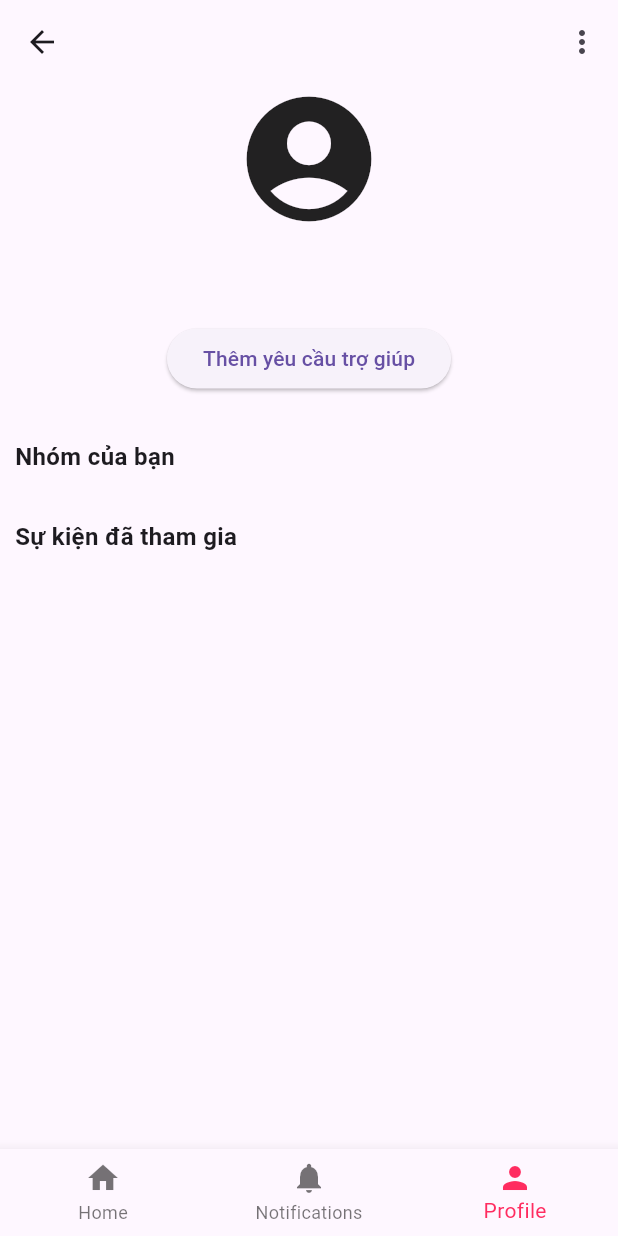
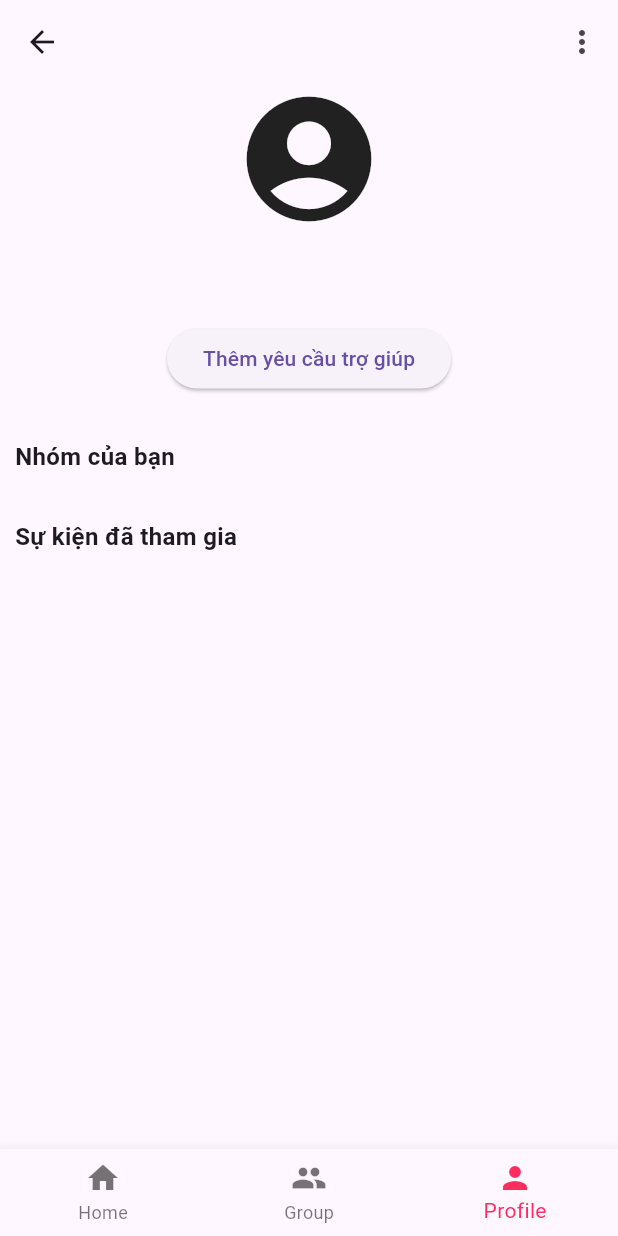
Before and after one commit to chung080702/multiplatform-frontend, a Flutter app: the ProfilePage screen opened directly, on a phone screen of 412 x 824 dp. Run offline on Flutter 3.47's test engine with Material 3 defaults, Android fonts, the phone set to English and light mode, and no system bars; our stand-ins replace flutter_svg, get, shared_preferences; accounts and stored records are empty; network calls fail.

Commit message:
feat: update

```diff
--- a/lib/screens/Home/home.index.dart
+++ b/lib/screens/Home/home.index.dart
@@ -1,5 +1,6 @@
 import 'package:get/get.dart';
 import 'package:flutter/material.dart';
+import 'package:multiplatform_app/screens/Group/group.list.dart';
 import 'package:multiplatform_app/screens/Profile/profile.index.dart';
 import 'package:multiplatform_app/utils/color.dart';
 import 'package:multiplatform_app/widgets/event_card_list/event_card_list.index.dart';
@@ -11,7 +12,10 @@ class HomePage extends StatelessWidget {
     return Scaffold(
       bottomNavigationBar: BottomNavigationBar(
           onTap: (index) {
-            if (index == 2) {
+            if (index == 1) {
+              Get.to(Groups());
+            }
+            else if (index == 2) {
               Get.to(ProfilePage());
             }
           },
@@ -20,7 +24,7 @@ class HomePage extends StatelessWidget {
           items: [
             BottomNavigationBarItem(icon: Icon(Icons.home), label: 'Home'),
             BottomNavigationBarItem(
-                icon: Icon(Icons.notifications), label: 'Notifications'),
+                icon: Icon(Icons.group), label: 'Group'),
             BottomNavigationBarItem(icon: Icon(Icons.person), label: 'Profile'),
           ]
       ),
--- a/lib/screens/Profile/profile.index.dart
+++ b/lib/screens/Profile/profile.index.dart
@@ -38,7 +38,7 @@ class ProfilePage extends StatelessWidget {
           items: [
             BottomNavigationBarItem(icon: Icon(Icons.home), label: 'Home'),
             BottomNavigationBarItem(
-                icon: Icon(Icons.notifications), label: 'Notifications'),
+                icon: Icon(Icons.group), label: 'Group'),
             BottomNavigationBarItem(icon: Icon(Icons.person), label: 'Profile'),
           ]),
       appBar: AppBar(
--- a/lib/widgets/event_card_list/event_card_list.index.dart
+++ b/lib/widgets/event_card_list/event_card_list.index.dart
@@ -30,7 +30,7 @@ class _EventCardListState extends State<EventCardList> {
         future: eventList,
         builder: (context, snapshot) {
           if (snapshot.connectionState == ConnectionState.waiting) {
-            return Center(child: CircularProgressIndicator());
+            return const Center(child: CircularProgressIndicator());
           } else if (snapshot.hasError) {
             return Center(child: Text('Error: ${snapshot.error}'));
           } else {
```
Also changed, not shown: lib/screens/Group/group.list.dart (+20 -0 lines), lib/screens/detail_event/detail_event.index.dart (+17 -8 lines), lib/widgets/event_card.index.dart (+9 -1 lines).
